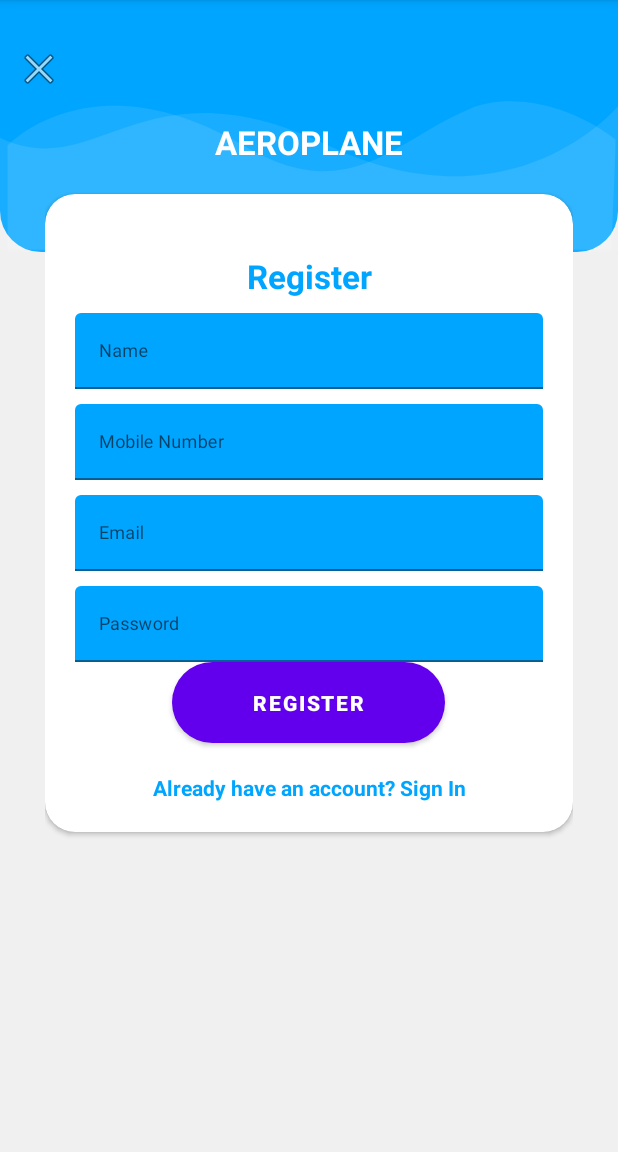
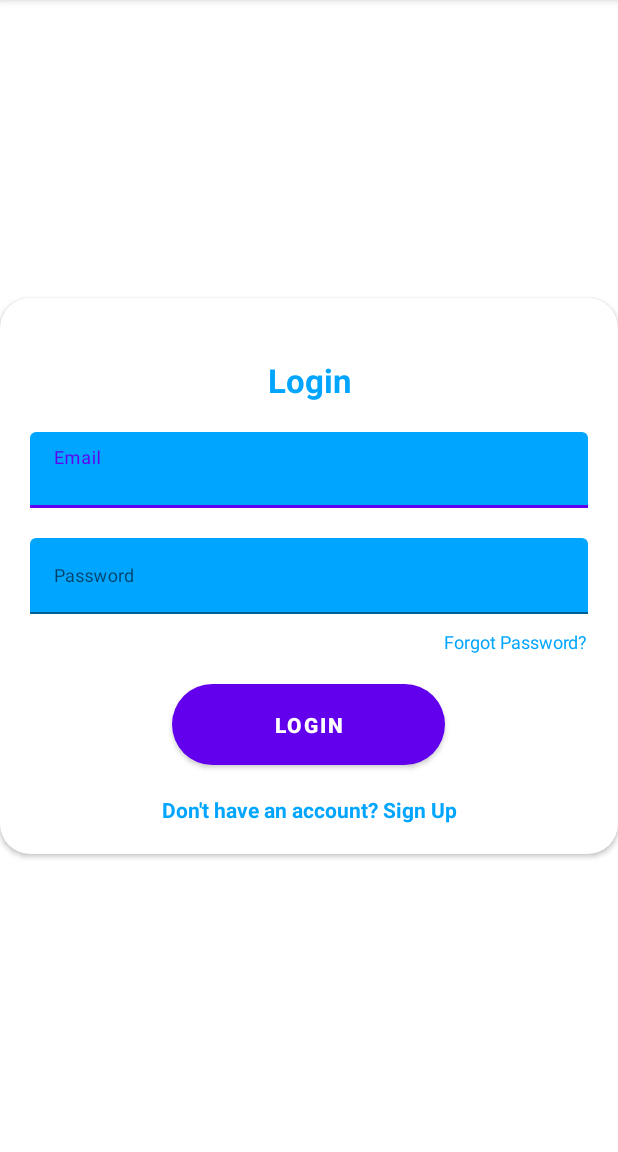
Before and after one commit to dimasrizqii/FP_AND_C13, an Android app: the fragment LoginFragment shown on its own in the app's theme, on a phone screen of 412 x 824 dp, the part 84-1236 px from its top. Run offline under Robolectric (Android 15) with nearby library versions, the phone set to English and light mode, and no system bars.

Commit message:
Login Repair

```diff
--- a/app/src/main/res/layout/fragment_login.xml
+++ b/app/src/main/res/layout/fragment_login.xml
@@ -1,67 +1,76 @@
 <?xml version="1.0" encoding="utf-8"?>
-<RelativeLayout xmlns:android="http://schemas.android.com/apk/res/android"
+<android.support.v7.widget.CardView
+    xmlns:android="http://schemas.android.com/apk/res/android"
     xmlns:app="http://schemas.android.com/apk/res-auto"
-    xmlns:tools="http://schemas.android.com/tools"
-    android:orientation="vertical"
-    style="@style/loginParent"
-    tools:context=".ui.register.RegisterFragment">
-    <ScrollView
-        style="@style/parent">
-
-        <RelativeLayout
-            style="@style/parent">
+    style="@style/loginCard"
+    app:cardCornerRadius="@dimen/loginCardRadius"
+    android:elevation="5dp"
+    android:layout_gravity="center"
+    android:layout_marginTop="@dimen/loginViewsMargin"
+    android:layout_marginBottom="@dimen/loginViewsMargin"
+    android:background="@color/whiteCardColor">
 
 
-            <LinearLayout
-                android:layout_width="match_parent"
-                android:layout_height="match_parent"
-                android:layout_alignParentTop="true"
-                android:weightSum="12">
 
-                <LinearLayout
-                    style="@style/parent"
-                    android:background="@drawable/login_shape_bk"
-                    android:orientation="vertical"
-                    android:layout_weight="3">
+    <LinearLayout
+        style="@style/linearParent"
+        android:layout_gravity="center"
+        android:padding="@dimen/loginViewsMargin">
 
-                    <ImageView
-                        style="@style/parent"
-                        android:background="@drawable/ic_login_bk"
-                        android:contentDescription="login background" />
+        <TextView
+            style="@style/headerTextPrimary"
+            android:text="Login"
+            android:layout_marginTop="@dimen/loginViewsMargin"/>
 
-                </LinearLayout>
+        <android.support.design.widget.TextInputLayout
+            android:id="@+id/textInputEmail"
+            style="@style/parent"
+            android:layout_marginTop="@dimen/loginViewsMargin">
+            <EditText
+                android:id="@+id/editTextEmail"
+                style="@style/modifiedEditText"
+                android:inputType="textEmailAddress"
+                android:maxLines="1"
+                android:hint="@string/login_email_hint"/>
+        </android.support.design.widget.TextInputLayout>
 
-            </LinearLayout>
+        <android.support.design.widget.TextInputLayout
+            android:id="@+id/textInputPassword"
+            style="@style/parent"
+            android:layout_marginTop="@dimen/loginViewsMargin">
+            <EditText
+                android:id="@+id/editTextPassword"
+                style="@style/modifiedEditText"
+                android:hint="@string/login_password_hint"
+                android:maxLines="1"
+                android:inputType="textPassword"/>
+        </android.support.design.widget.TextInputLayout>
 
-            <LinearLayout
-                android:layout_width="match_parent"
-                android:layout_height="match_parent"
-                android:layout_alignParentTop="true"
-                android:orientation="vertical"
-                android:layout_marginTop="40dp"
-                android:layout_marginRight="30dp"
-                android:layout_marginLeft="30dp">
+        <TextView
+            style="@style/viewParent"
+            android:text="Forgot Password?"
+            android:textColor="@color/primaryTextColor"
+            android:textSize="@dimen/newsMoreTextSize"
+            android:layout_gravity="end"
+            android:onClick="viewForgotPAssword"
+            android:layout_marginTop="10dp"/>
+
+        <Button
+            android:id="@+id/cirLoginButton"
+            style="@style/loginButton"
+            android:text="Login"
+            android:layout_gravity="center_horizontal"
+            android:layout_marginTop="@dimen/loginViewsMargin"/>
+
+        <TextView
+            style="@style/parent"
+            android:textAlignment="center"
+            android:textStyle="bold"
+            android:textColor="@color/primaryTextColor"
+            android:text="@string/login_signup_hint"
+            android:onClick="viewRegisterClicked"
+            android:layout_marginTop="@dimen/loginViewsMargin"/>
 
 
-                <TextView
-                    style="@style/headerText"
-                    android:layout_gravity="center"
-                    android:text="AEROPLANE"
-                    android:layout_marginTop="40dp"/>
-                <include
-                    layout="@layout/fragment_register"/>
-
-            </LinearLayout>
-            <ImageView
-                android:layout_width="wrap_content"
-                android:layout_height="wrap_content"
-                android:layout_alignParentLeft="true"
-                android:layout_alignParentTop="true"
-                android:layout_marginTop="30dp"
-                android:layout_marginLeft="10dp"
-                android:src="@android:drawable/ic_menu_close_clear_cancel" />
-        </RelativeLayout>
-
-    </ScrollView>
-
-</RelativeLayout>
+    </LinearLayout>
+</android.support.v7.widget.CardView>
```
